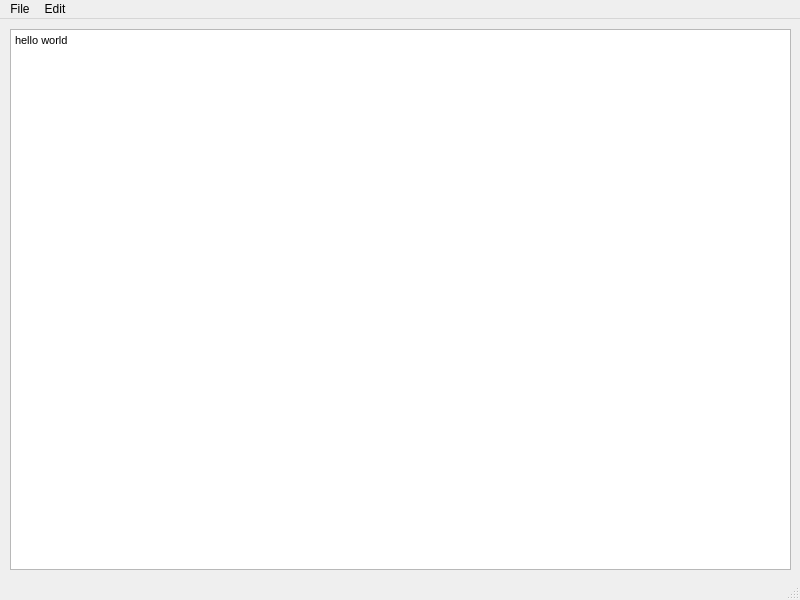
Above: mainwindow.ui from alhnkyhn/Notepad-Application before the change. Below: the same form after it.
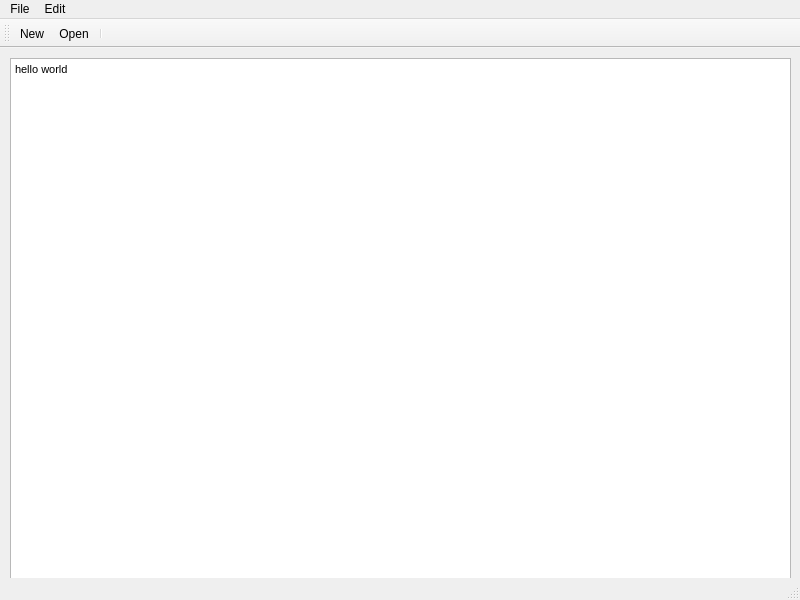
That is the form after the change. Icons and pictures are not drawn.

Commit message: Add Open and New File Buttons's functionality

What changed in the file:
```diff
--- a/mainwindow.ui
+++ b/mainwindow.ui
@@ -71,6 +71,20 @@
    <addaction name="menuEdit"/>
   </widget>
   <widget class="QStatusBar" name="statusbar"/>
+  <widget class="QToolBar" name="toolBar">
+   <property name="windowTitle">
+    <string>toolBar</string>
+   </property>
+   <attribute name="toolBarArea">
+    <enum>TopToolBarArea</enum>
+   </attribute>
+   <attribute name="toolBarBreak">
+    <bool>false</bool>
+   </attribute>
+   <addaction name="actionNew"/>
+   <addaction name="actionOpen"/>
+   <addaction name="separator"/>
+  </widget>
   <action name="actionNew">
    <property name="text">
     <string>New</string>
```
Left out of the diff: 36 changed lines with no effect on the pictures. The commit also changes 2 other files.
